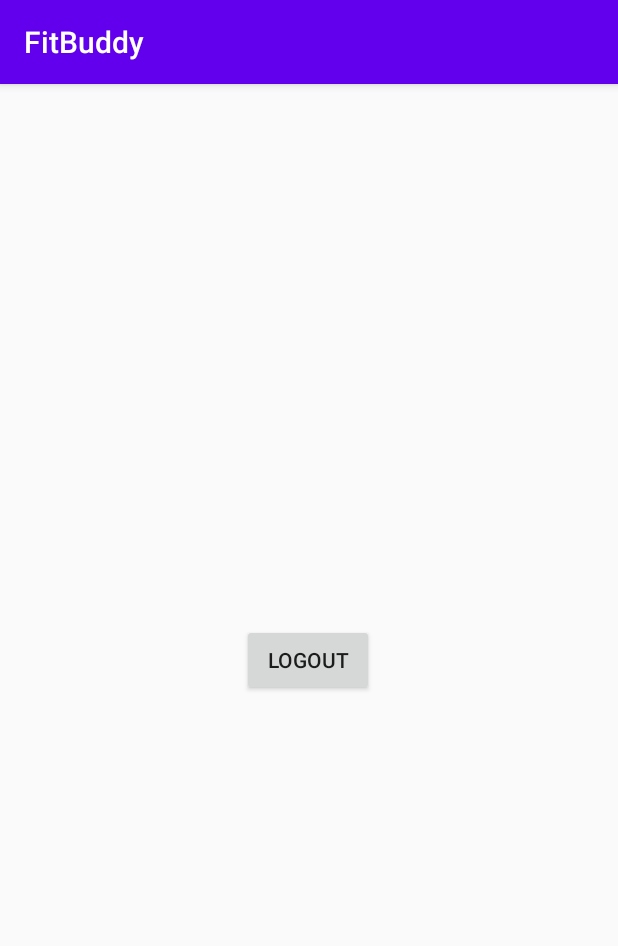
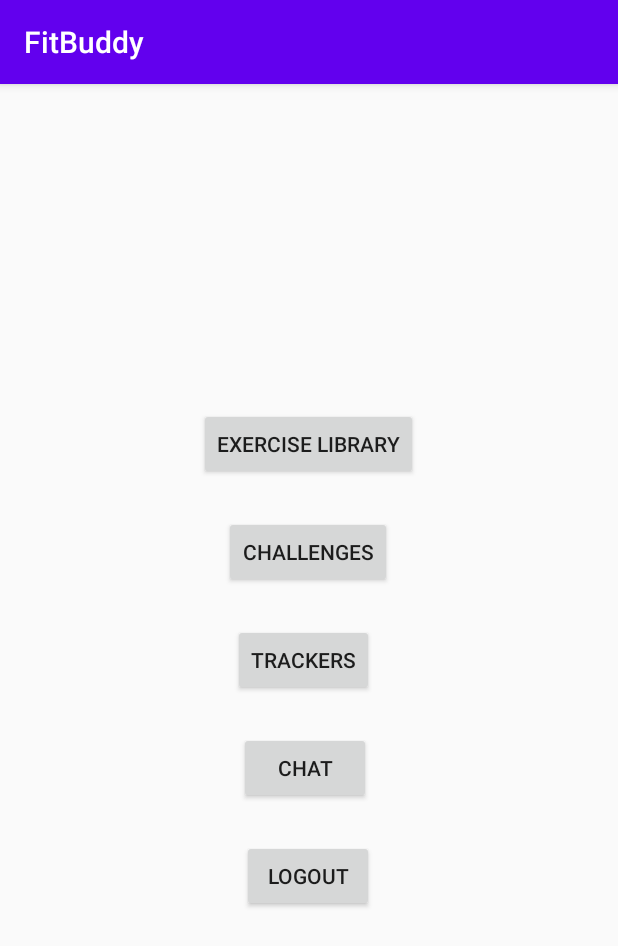
Before and after one commit to ryotiu/FitBuddyCollab, an Android app: the LoggedIn screen opened directly, with no data from a screen before it, on a phone screen of 412 x 824 dp. Shown: the top 946 px of the screen. Run offline under Robolectric (Android 15) with nearby library versions, the phone set to English and light mode, and no system bars; our stand-ins replace Firebase (no records; nobody signed in at launch, a user with empty details on screens opened directly).

Commit message:
Add Trackers class Add trackers activity Add weekly tracker activity Add monthly tracker activity Modified LoggedIn class Modified logged in activity Modified AndroidManifest

```diff
--- a/app/src/main/AndroidManifest.xml
+++ b/app/src/main/AndroidManifest.xml
@@ -14,6 +14,7 @@
             android:exported="false" />
         <activity android:name=".Register" />
         <activity android:name=".Login" />
+        <activity android:name=".Trackers" />
         <activity android:name=".MainActivity">
             <intent-filter>
                 <action android:name="android.intent.action.MAIN" />
--- a/app/src/main/java/com/example/fitbuddy/LoggedIn.java
+++ b/app/src/main/java/com/example/fitbuddy/LoggedIn.java
@@ -11,6 +11,7 @@ import com.google.firebase.auth.FirebaseAuth;
 
 public class LoggedIn extends AppCompatActivity {
 
+    private Button TrackersBtn;
     private Button LogoutBtn;
     private FirebaseAuth firebaseAuth;
 
@@ -19,9 +20,19 @@ public class LoggedIn extends AppCompatActivity {
         super.onCreate(savedInstanceState);
         setContentView(R.layout.activity_logged_in);
 
+        TrackersBtn = findViewById(R.id.TrackersBtn);
         LogoutBtn = findViewById(R.id.LogoutBtn);
 
         firebaseAuth = FirebaseAuth.getInstance();
+
+        // Launch activity_trackers
+        TrackersBtn.setOnClickListener(new View.OnClickListener() {
+            @Override
+            public void onClick(View view) {
+                startActivity(new Intent(LoggedIn.this, Trackers.class));
+                finish();
+            }
+        });
 
         LogoutBtn.setOnClickListener(new View.OnClickListener() {
             @Override
--- a/app/src/main/res/layout/activity_logged_in.xml
+++ b/app/src/main/res/layout/activity_logged_in.xml
@@ -5,6 +5,54 @@
     android:layout_width="match_parent"
     android:layout_height="match_parent"
     tools:context=".LoggedIn">
+
+    <Button
+        android:id="@+id/ExerciseLibraryBtn"
+        android:layout_width="wrap_content"
+        android:layout_height="wrap_content"
+        android:text="Exercise Library"
+        app:layout_constraintBottom_toBottomOf="parent"
+        app:layout_constraintEnd_toEndOf="parent"
+        app:layout_constraintHorizontal_bias="0.498"
+        app:layout_constraintStart_toStartOf="parent"
+        app:layout_constraintTop_toTopOf="parent"
+        app:layout_constraintVertical_bias="0.30" />
+
+    <Button
+        android:id="@+id/ChallengesBtn"
+        android:layout_width="wrap_content"
+        android:layout_height="wrap_content"
+        android:text="Challenges"
+        app:layout_constraintBottom_toBottomOf="parent"
+        app:layout_constraintEnd_toEndOf="parent"
+        app:layout_constraintHorizontal_bias="0.498"
+        app:layout_constraintStart_toStartOf="parent"
+        app:layout_constraintTop_toTopOf="parent"
+        app:layout_constraintVertical_bias="0.40" />
+
+    <Button
+        android:id="@+id/TrackersBtn"
+        android:layout_width="wrap_content"
+        android:layout_height="wrap_content"
+        android:text="Trackers"
+        app:layout_constraintBottom_toBottomOf="parent"
+        app:layout_constraintEnd_toEndOf="parent"
+        app:layout_constraintHorizontal_bias="0.488"
+        app:layout_constraintStart_toStartOf="parent"
+        app:layout_constraintTop_toTopOf="parent"
+        app:layout_constraintVertical_bias="0.50" />
+
+    <Button
+        android:id="@+id/ChatBtn"
+        android:layout_width="wrap_content"
+        android:layout_height="wrap_content"
+        android:text="Chat"
+        app:layout_constraintBottom_toBottomOf="parent"
+        app:layout_constraintEnd_toEndOf="parent"
+        app:layout_constraintHorizontal_bias="0.492"
+        app:layout_constraintStart_toStartOf="parent"
+        app:layout_constraintTop_toTopOf="parent"
+        app:layout_constraintVertical_bias="0.60" />
 
     <Button
         android:id="@+id/LogoutBtn"
@@ -15,5 +63,7 @@
         app:layout_constraintEnd_toEndOf="parent"
         app:layout_constraintHorizontal_bias="0.498"
         app:layout_constraintStart_toStartOf="parent"
-        app:layout_constraintTop_toTopOf="parent" />
+        app:layout_constraintTop_toTopOf="parent"
+        app:layout_constraintVertical_bias="0.70" />
+
 </androidx.constraintlayout.widget.ConstraintLayout>
--- /dev/null
+++ b/app/src/main/res/layout/activity_monthly_tracker.xml
@@ -0,0 +1,6 @@
+<?xml version="1.0" encoding="utf-8"?>
+<androidx.constraintlayout.widget.ConstraintLayout xmlns:android="http://schemas.android.com/apk/res/android"
+    android:layout_width="match_parent"
+    android:layout_height="match_parent">
+
+</androidx.constraintlayout.widget.ConstraintLayout>
--- /dev/null
+++ b/app/src/main/res/layout/activity_weekly_tracker.xml
@@ -0,0 +1,6 @@
+<?xml version="1.0" encoding="utf-8"?>
+<androidx.constraintlayout.widget.ConstraintLayout xmlns:android="http://schemas.android.com/apk/res/android"
+    android:layout_width="match_parent"
+    android:layout_height="match_parent">
+
+</androidx.constraintlayout.widget.ConstraintLayout>
```
Also changed, not shown: app/src/main/java/com/example/fitbuddy/Trackers.java (added, +14 -0 lines), app/src/main/res/layout/activity_trackers.xml (added, +33 -0 lines).
